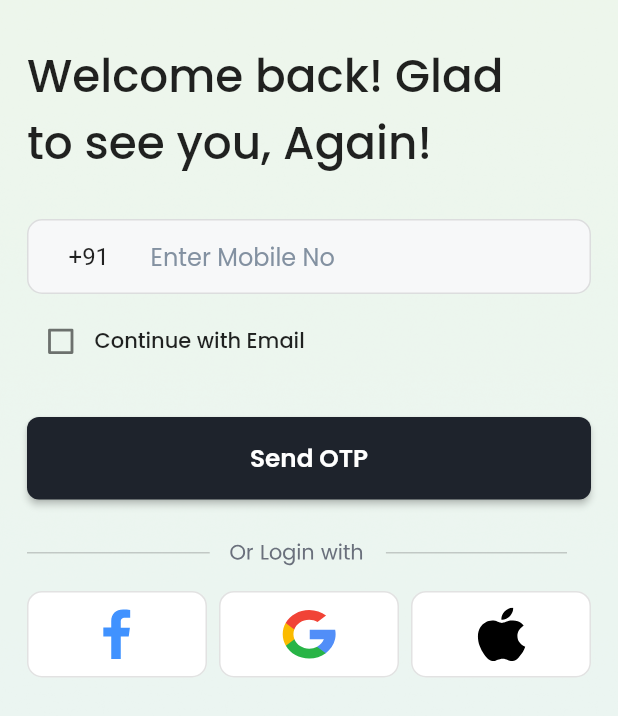
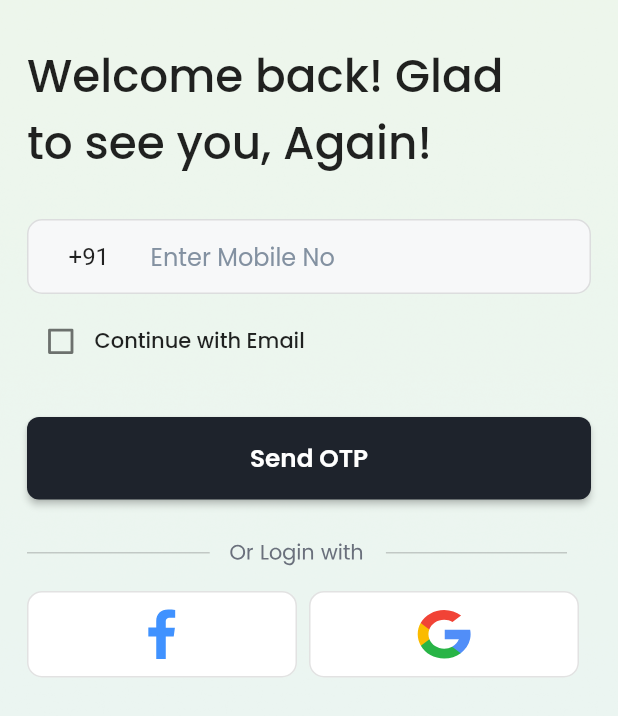
Before and after one commit to ParthNPatel/Expert-Parrot-App, a Flutter app: the screen it shows after launch, on a phone screen of 412 x 824 dp. Shown: the top 716 px of the screen. Run offline on Flutter 3.47's test engine with Material 2 defaults, Android fonts, the phone set to English and light mode, and no system bars; drawn by our look-alikes of flutter_progress_hud; our stand-ins replace country_picker, dotted_line, firebase_auth, firebase_core, firebase_messaging, flutter_local_notifications and 11 more; missing offline and left inert: flutter_facebook_auth; accounts and stored records are empty.

Commit message:
fixed bugs(05-12-22).

```diff
--- a/lib/view/login_screen.dart
+++ b/lib/view/login_screen.dart
@@ -1,5 +1,6 @@
 import 'dart:convert';
 import 'dart:developer';
+import 'dart:io';
 import 'package:country_picker/country_picker.dart';
 import 'package:expert_parrot_app/Models/apis/api_response.dart';
 import 'package:expert_parrot_app/Models/responseModel/log_in_res_model.dart';
@@ -317,6 +318,7 @@ class _LoginScreenState extends State<LoginScreen> {
                   ),
                   CommonWidget.commonSizedBox(height: 14),
                   Row(
+                    mainAxisAlignment: MainAxisAlignment.center,
                     children: [
                       commonBackButton(
                         image: 'assets/svg/facebook_ic.svg',
@@ -332,10 +334,12 @@ class _LoginScreenState extends State<LoginScreen> {
                         },
                       ),
                       CommonWidget.commonSizedBox(width: 8),
-                      commonBackButton(
-                        image: 'assets/svg/cib_apple.svg',
-                        onTap: () {},
-                      ),
+                      Platform.isIOS
+                          ? commonBackButton(
+                              image: 'assets/svg/cib_apple.svg',
+                              onTap: () {},
+                            )
+                          : SizedBox(),
                     ],
                   )
                 ],
```
